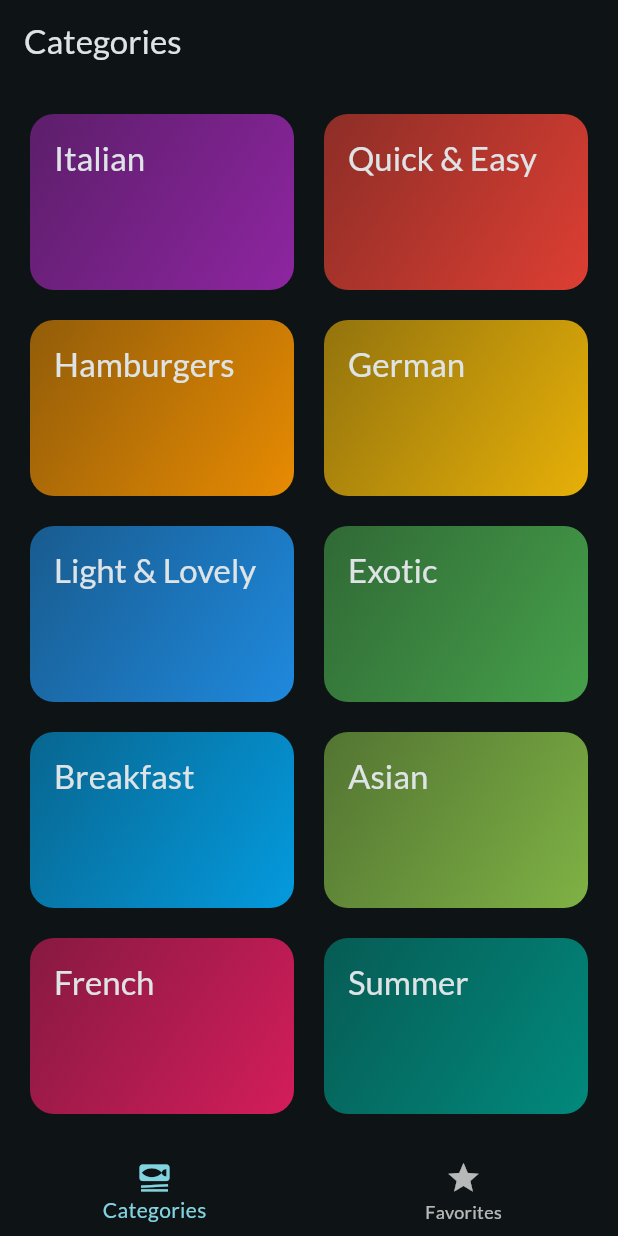
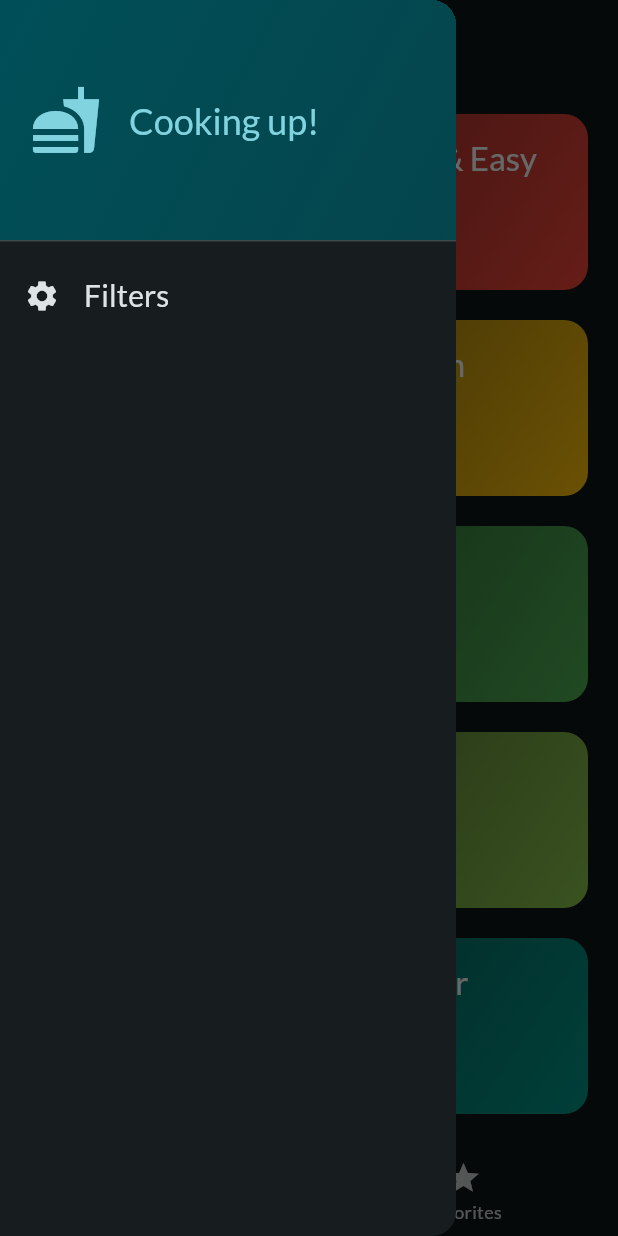
Before and after one commit to fszabi/flutter_meals_app, a Flutter app: the screen it shows after launch, with the side drawer open (before the commit the screen has no drawer), on a phone screen of 412 x 824 dp. Run offline on Flutter 3.47's test engine with Material 3 defaults, Android fonts, the phone set to English and light mode, and no system bars; our stand-ins replace google_fonts, transparent_image.

Commit message:
meals app finished

```diff
--- a/lib/screens/categories.dart
+++ b/lib/screens/categories.dart
@@ -9,12 +9,14 @@ class CategoriesScreen extends StatelessWidget {
   const CategoriesScreen({
     super.key,
     required this.onToggleFavorite,
+    required this.availableMeals,
   });
 
   final void Function(Meal meal) onToggleFavorite;
+  final List<Meal> availableMeals;
 
   void _selectCategory(BuildContext context, Category category) {
-    final filteredMeals = dummyMeals
+    final filteredMeals = availableMeals
         .where(
           (dummyMeal) => dummyMeal.categories.contains(category.id),
         )
--- a/lib/screens/meal_details.dart
+++ b/lib/screens/meal_details.dart
@@ -21,7 +21,7 @@ class MealDetailsScreen extends StatelessWidget {
             onPressed: () {
               onToggleFavorite(meal);
             },
-            icon: Icon(Icons.star),
+            icon: const Icon(Icons.star),
             color: Theme.of(context).colorScheme.primary,
           ),
         ],
--- a/lib/screens/tabs.dart
+++ b/lib/screens/tabs.dart
@@ -1,7 +1,17 @@
 import 'package:flutter/material.dart';
+import 'package:meals/data/dummy_data.dart';
 import 'package:meals/models/meal.dart';
 import 'package:meals/screens/categories.dart';
+import 'package:meals/screens/filters.dart';
 import 'package:meals/screens/meals.dart';
+import 'package:meals/widgets/main_drawer.dart';
+
+const kInitialFilters = {
+  Filter.glutenFree: false,
+  Filter.lactoseFree: false,
+  Filter.vegetarian: false,
+  Filter.vegan: false,
+};
 
 class TabsScreen extends StatefulWidget {
   const TabsScreen({super.key});
@@ -14,6 +24,7 @@ class _TabsScreenState extends State<TabsScreen> {
   int _selectedPageIndex = 0;
 
   final List<Meal> _favoriteMeals = [];
+  Map<Filter, bool> _selectedFilters = kInitialFilters;
 
   void _showInfoMessage(String message) {
     ScaffoldMessenger.of(context).clearSnackBars();
@@ -52,10 +63,50 @@ class _TabsScreenState extends State<TabsScreen> {
     });
   }
 
+  void _setScreen(String identifier) async {
+    Navigator.pop(context);
+
+    if (identifier == 'filters') {
+      final result = await Navigator.push<Map<Filter, bool>>(
+        context,
+        MaterialPageRoute(
+          builder: (ctx) => FiltersScreen(
+            currentFilters: _selectedFilters,
+          ),
+        ),
+      );
+
+      setState(() {
+        _selectedFilters = result ?? kInitialFilters;
+      });
+    }
+  }
+
   @override
   Widget build(BuildContext context) {
+    final availableMeals = dummyMeals.where((dummyMeal) {
+      if (_selectedFilters[Filter.glutenFree]! && !dummyMeal.isGlutenFree) {
+        return false;
+      }
+
+      if (_selectedFilters[Filter.lactoseFree]! && !dummyMeal.isLactoseFree) {
+        return false;
+      }
+
+      if (_selectedFilters[Filter.vegetarian]! && !dummyMeal.isVegetarian) {
+        return false;
+      }
+
+      if (_selectedFilters[Filter.vegan]! && !dummyMeal.isVegan) {
+        return false;
+      }
+
+      return true;
+    }).toList();
+
     Widget activePage = CategoriesScreen(
       onToggleFavorite: _toggleMealFavoriteStatus,
+      availableMeals: availableMeals,
     );
     var activePageTitle = 'Categories';
 
@@ -70,6 +121,9 @@ class _TabsScreenState extends State<TabsScreen> {
     return Scaffold(
       appBar: AppBar(
         title: Text(activePageTitle),
+      ),
+      drawer: MainDrawer(
+        onSelectScreen: _setScreen,
       ),
       body: activePage,
       bottomNavigationBar: BottomNavigationBar(
--- /dev/null
+++ b/lib/widgets/drawer_item.dart
@@ -0,0 +1,37 @@
+import 'package:flutter/material.dart';
+
+class DrawerItem extends StatelessWidget {
+  const DrawerItem({
+    super.key,
+    required this.icon,
+    required this.title,
+    required this.onSelectScreen,
+    required this.identifier,
+  });
+
+  final IconData icon;
+  final String title;
+  final String identifier;
+  final void Function(String identifier) onSelectScreen;
+
+  @override
+  Widget build(BuildContext context) {
+    return ListTile(
+      onTap: () {
+        onSelectScreen(identifier);
+      },
+      leading: Icon(
+        icon,
+        size: 24,
+        color: Theme.of(context).colorScheme.onBackground,
+      ),
+      title: Text(
+        title,
+        style: Theme.of(context).textTheme.titleSmall!.copyWith(
+              color: Theme.of(context).colorScheme.onBackground,
+              fontSize: 20,
+            ),
+      ),
+    );
+  }
+}
--- /dev/null
+++ b/lib/widgets/main_drawer.dart
@@ -0,0 +1,60 @@
+import 'package:flutter/material.dart';
+import 'package:meals/widgets/drawer_item.dart';
+
+class MainDrawer extends StatelessWidget {
+  const MainDrawer({
+    super.key,
+    required this.onSelectScreen,
+  });
+
+  final void Function(String identifier) onSelectScreen;
+
+  @override
+  Widget build(BuildContext context) {
+    return Drawer(
+      child: Column(
+        children: [
+          DrawerHeader(
+            padding: const EdgeInsets.all(20),
+            decoration: BoxDecoration(
+              gradient: LinearGradient(
+                colors: [
+                  Theme.of(context).colorScheme.primaryContainer,
+                  Theme.of(context)
+                      .colorScheme
+                      .primaryContainer
+                      .withOpacity(0.8),
+                ],
+                begin: Alignment.topLeft,
+                end: Alignment.bottomRight,
+              ),
+            ),
+            child: Row(
+              children: [
+                Icon(
+                  Icons.fastfood,
+                  size: 48,
+                  color: Theme.of(context).colorScheme.primary,
+                ),
+                const SizedBox(width: 18),
+                Text(
+                  'Cooking up!',
+                  style: Theme.of(context).textTheme.titleLarge!.copyWith(
+                        color: Theme.of(context).colorScheme.primary,
+                        fontSize: 24,
+                      ),
+                )
+              ],
+            ),
+          ),
+          DrawerItem(
+            icon: Icons.settings,
+            title: 'Filters',
+            onSelectScreen: onSelectScreen,
+            identifier: 'filters',
+          ),
+        ],
+      ),
+    );
+  }
+}
```
Also changed, not shown: lib/screens/filters.dart (added, +152 -0 lines).
